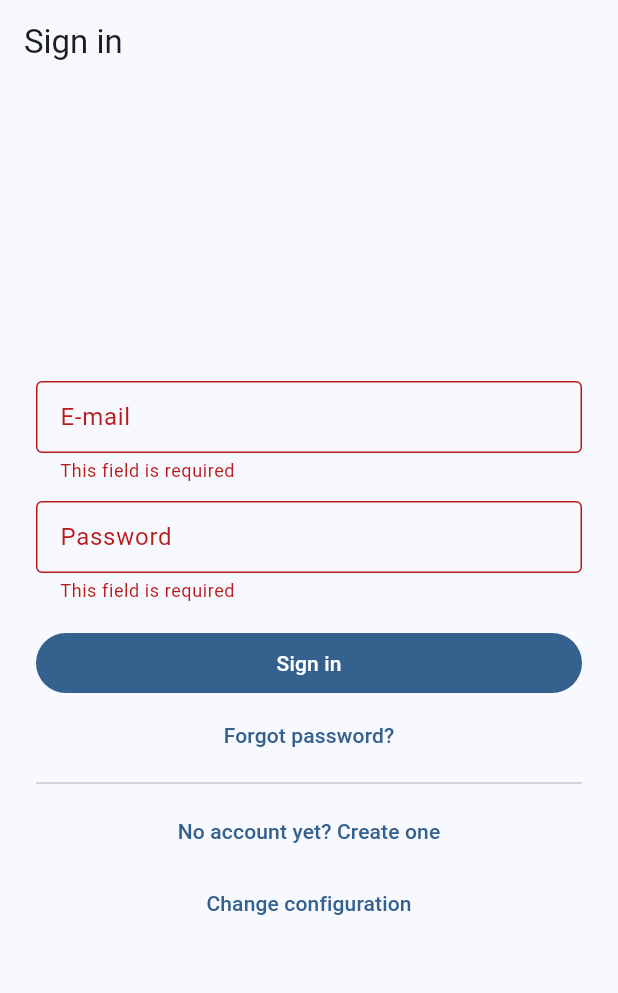
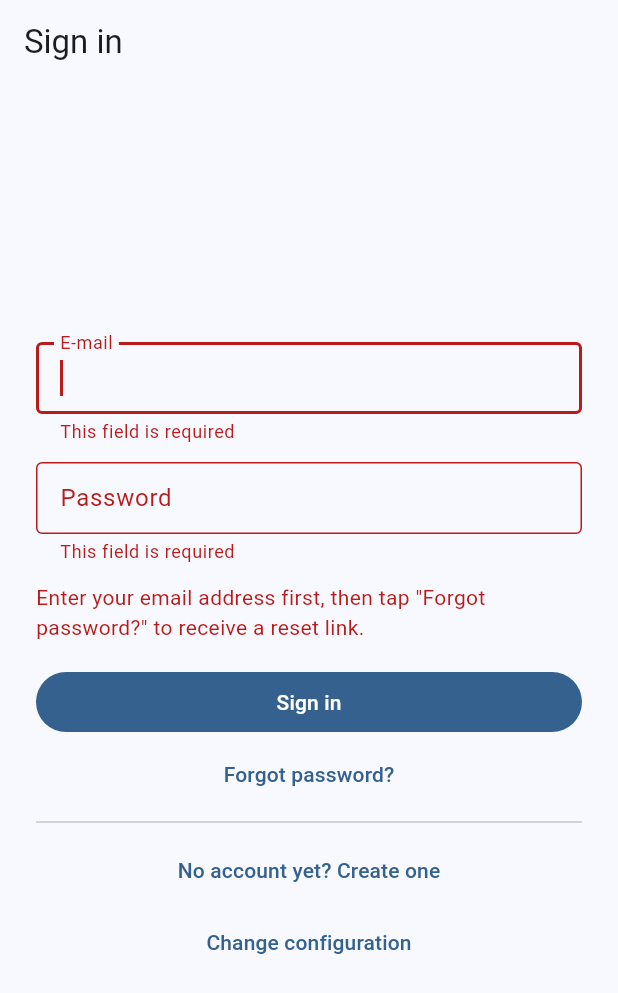
Before and after one commit to vskarda/congregation-scheduler, a Flutter app: the LoginScreen screen opened by its route, after a tap on "Sign in", after a tap on "Forgot password?", on a phone screen of 412 x 824 dp. Shown: the top 993 px of the screen. Run offline on Flutter 3.47's test engine with Material 3 defaults, Android fonts, the phone set to English and light mode, and no system bars; our stand-ins replace cloud_firestore, file_picker, firebase_auth, firebase_core, flutter_riverpod, freezed_annotation and 6 more; missing offline and left inert: add_2_calendar, dart:js_interop, mobile_scanner, pdfrx; accounts and stored records are empty.

Commit message:
feat(auth): enhance password reset flow with email input validation and localization

```diff
--- a/lib/features/auth/login_screen.dart
+++ b/lib/features/auth/login_screen.dart
@@ -36,6 +36,7 @@ class _LoginScreenState extends ConsumerState<LoginScreen> {
   final _formKey = GlobalKey<FormState>();
   final _emailCtrl = TextEditingController();
   final _passwordCtrl = TextEditingController();
+  final _emailFocus = FocusNode();
   bool _busy = false;
   String? _error;
 
@@ -43,6 +44,7 @@ class _LoginScreenState extends ConsumerState<LoginScreen> {
   void dispose() {
     _emailCtrl.dispose();
     _passwordCtrl.dispose();
+    _emailFocus.dispose();
     super.dispose();
   }
 
@@ -67,7 +69,11 @@ class _LoginScreenState extends ConsumerState<LoginScreen> {
   Future<void> _resetPassword() async {
     final l10n = context.l10n;
     final messenger = ScaffoldMessenger.of(context);
-    if (_emailCtrl.text.trim().isEmpty) return;
+    if (_emailCtrl.text.trim().isEmpty) {
+      setState(() => _error = l10n.authEnterEmailForReset);
+      _emailFocus.requestFocus();
+      return;
+    }
     try {
       await ref.read(authServiceProvider).sendPasswordReset(_emailCtrl.text);
       messenger.showSnackBar(SnackBar(content: Text(l10n.authResetSent)));
@@ -92,6 +98,7 @@ class _LoginScreenState extends ConsumerState<LoginScreen> {
               children: [
                 TextFormField(
                   controller: _emailCtrl,
+                  focusNode: _emailFocus,
                   keyboardType: TextInputType.emailAddress,
                   autofillHints: const [AutofillHints.email],
                   decoration: InputDecoration(labelText: l10n.authEmail),
@@ -113,9 +120,12 @@ class _LoginScreenState extends ConsumerState<LoginScreen> {
                 if (_error != null)
                   Padding(
                     padding: const EdgeInsets.only(top: 12),
-                    child: Text(_error!,
-                        style: TextStyle(
-                            color: Theme.of(context).colorScheme.error)),
+                    child: Text(
+                      _error!,
+                      style: TextStyle(
+                        color: Theme.of(context).colorScheme.error,
+                      ),
+                    ),
                   ),
                 const SizedBox(height: 16),
                 FilledButton(
--- a/lib/l10n/app_cs.arb
+++ b/lib/l10n/app_cs.arb
@@ -63,6 +63,7 @@
   "authPasswordsDontMatch": "Hesla se neshodují",
   "authForgotPassword": "Zapomenuté heslo?",
   "authResetSent": "E-mail pro obnovení hesla byl odeslán.",
+  "authEnterEmailForReset": "Nejprve zadejte svou e-mailovou adresu, poté klepněte na „Zapomenuté heslo?“ pro zaslání odkazu k obnovení.",
   "authNoAccountYet": "Ještě nemáte účet? Vytvořte si ho",
   "authHaveAccount": "Už máte účet? Přihlaste se",
   "authErrorInvalidCredentials": "Nesprávný e-mail nebo heslo.",
--- a/lib/l10n/app_en.arb
+++ b/lib/l10n/app_en.arb
@@ -65,6 +65,7 @@
   "authPasswordsDontMatch": "Passwords do not match",
   "authForgotPassword": "Forgot password?",
   "authResetSent": "A password reset e-mail has been sent.",
+  "authEnterEmailForReset": "Enter your email address first, then tap \"Forgot password?\" to receive a reset link.",
   "authNoAccountYet": "No account yet? Create one",
   "authHaveAccount": "Already have an account? Sign in",
   "authErrorInvalidCredentials": "Wrong e-mail or password.",
--- a/lib/l10n/app_tr.arb
+++ b/lib/l10n/app_tr.arb
@@ -5,7 +5,7 @@
   "setupTitle": "Cemaatinize bağlanın", "setupIntro": "Bu uygulama doğrudan cemaatinizin kendi veritabanına bağlanır. Yöneticinizden aldığınız yapılandırmayı yapıştırın veya davet QR kodunu tarayın.", "setupConfigLabel": "Firebase yapılandırması (JSON)", "setupConfigHint": "apiKey, authDomain, projectId, …", "setupScanQr": "QR kodunu tara", "setupPickQrImage": "QR kodu fotoğrafı seç", "setupQrNotFoundInImage": "Bu resimde QR kodu bulunamadı.", "setupConnect": "Bağlan", "setupInvalidJson": "Bu geçerli bir yapılandırma JSON'u değil. En az apiKey, projectId ve appId içermelidir.", "setupConnectionFailed": "Bu yapılandırmayla bağlantı kurulamadı: {message}", "@setupConnectionFailed": {"placeholders": {"message": {"type": "String"}}}, "setupModeTitle": "Nasıl başlamak istersiniz?", "setupModeJoin": "Cemaatime katıl", "setupModeJoinSubtitle": "Bir yönetici sizi davet etti. Kayıttan sonra hesabınızı doğrulayacak.", "setupModeNew": "Yeni cemaat oluştur", "setupModeNewSubtitle": "Yeni oluşturulmuş bir Firebase projesinin ilk yöneticisisiniz.", "setupCongregationExists": "Bu cemaat zaten kurulmuş. Bunun yerine \"Cemaatime katıl\" seçeneğini belirleyin.", "setupDatabaseNotReady": "Cemaat veritabanı hâlâ başlatılıyor. Lütfen biraz bekleyip tekrar deneyin.", "setupReconfigure": "Yapılandırmayı değiştir", "setupRestartRequired": "Yapılandırma kaydedildi. Uygulamak için uygulamayı kapatıp yeniden açın.",
   "languageSystem": "Sistem dili", "languageEnglish": "English", "languageCzech": "Čeština", "languageTurkish": "Türkçe",
   "profileCompleteTitle": "Profilinizi tamamlayın", "profileCompleteBody": "Hesabınız var ancak profil eksik. Kaydı tamamlamak için adınızı girin.",
-  "authSignIn": "Giriş yap", "authSignOut": "Çıkış yap", "authRegister": "Hesap oluştur", "authEmail": "E-posta", "authPassword": "Parola", "authPasswordConfirm": "Parolayı onayla", "authPasswordsDontMatch": "Parolalar eşleşmiyor", "authForgotPassword": "Parolanızı mı unuttunuz?", "authResetSent": "Parola sıfırlama e-postası gönderildi.", "authNoAccountYet": "Henüz hesabınız yok mu? Oluşturun", "authHaveAccount": "Zaten hesabınız var mı? Giriş yapın", "authErrorInvalidCredentials": "Yanlış e-posta veya parola.", "authErrorEmailInUse": "Bu e-posta ile zaten bir hesap var.", "authErrorWeakPassword": "Parola çok zayıf (en az 6 karakter).", "authErrorGeneric": "Giriş başarısız: {message}", "@authErrorGeneric": {"placeholders": {"message": {"type": "String"}}}, "authFirstName": "Ad", "authLastName": "Soyad", "authCongregationName": "Cemaat adı",
+  "authSignIn": "Giriş yap", "authSignOut": "Çıkış yap", "authRegister": "Hesap oluştur", "authEmail": "E-posta", "authPassword": "Parola", "authPasswordConfirm": "Parolayı onayla", "authPasswordsDontMatch": "Parolalar eşleşmiyor", "authForgotPassword": "Parolanızı mı unuttunuz?", "authResetSent": "Parola sıfırlama e-postası gönderildi.", "authEnterEmailForReset": "Önce e-posta adresinizi girin, ardından sıfırlama bağlantısı almak için \"Şifremi unuttum?\" düğmesine dokunun.", "authNoAccountYet": "Henüz hesabınız yok mu? Oluşturun", "authHaveAccount": "Zaten hesabınız var mı? Giriş yapın", "authErrorInvalidCredentials": "Yanlış e-posta veya parola.", "authErrorEmailInUse": "Bu e-posta ile zaten bir hesap var.", "authErrorWeakPassword": "Parola çok zayıf (en az 6 karakter).", "authErrorGeneric": "Giriş başarısız: {message}", "@authErrorGeneric": {"placeholders": {"message": {"type": "String"}}}, "authFirstName": "Ad", "authLastName": "Soyad", "authCongregationName": "Cemaat adı",
   "awaitingTitle": "Doğrulama bekleniyor", "awaitingBody": "Hesabınız oluşturuldu. Cemaatin bilgilerini görebilmeniz için cemaat yöneticisinin hesabınızı doğrulaması gerekiyor.",
   "navInfoBoard": "İlan Panosu", "navEvents": "Etkinlikler", "navLmm": "Hayatımız ve Hizmetimiz", "navWeekend": "Hafta Sonu İbadeti", "navPublicWitnessing": "Halka Açık Şahitlik", "navFieldServiceMeetings": "Tarla Buluşmaları", "navTerritories": "Sahalar", "navReport": "Tarla Hizmeti Raporu", "navAttendance": "Katılım", "navProfile": "Profilim", "navAdmin": "Yönetim", "navPublishersAdmin": "Müjdeciler", "navReportsAdmin": "Rapor Özeti", "navS1": "S-1 Raporu", "navTalks": "Halka Yönelik Konuşma Başlıkları", "navSettings": "Cemaat Ayarları", "adminToggleHide": "Yönetici seçeneklerini gizle", "adminToggleShow": "Yönetici seçeneklerini göster",
   "profilePhone": "Telefon numarası", "profileAddress": "Adres", "profileBirthDate": "Doğum tarihi", "profileBaptismDate": "Vaftiz tarihi", "profileGender": "Cinsiyet", "genderUnknown": "—", "genderMale": "Erkek", "genderFemale": "Kadın", "profileHope": "Ümit", "hopeOtherSheep": "Başka koyun", "hopeAnointed": "Meshedilmiş", "profileStatus": "Hizmet durumu", "statusPublisher": "Müjdeci", "statusAuxPioneer": "Öncü Yardımcı", "statusRegPioneer": "Daimi Öncü", "statusSpecialPioneer": "Özel Öncü", "statusFieldMissionary": "Görevli Vaiz", "profileAppointment": "Tayin", "appointmentMinisterialServant": "Hizmet Görevlisi", "appointmentElder": "İhtiyar", "profileEmergency": "Acil durum notu", "profileEmergencyHint": "Acil durumda kiminle iletişime geçilmeli", "profileSaved": "Kaydedildi", "profileRecord": "Müjdeci Kaydı", "serviceYear": "Hizmet Yılı {year}", "@serviceYear": {"placeholders": {"year": {"type": "int"}}},
```
Also changed, not shown: lib/l10n/generated/app_localizations.dart, lib/l10n/generated/app_localizations_cs.dart, lib/l10n/generated/app_localizations_en.dart, lib/l10n/generated/app_localizations_tr.dart.
